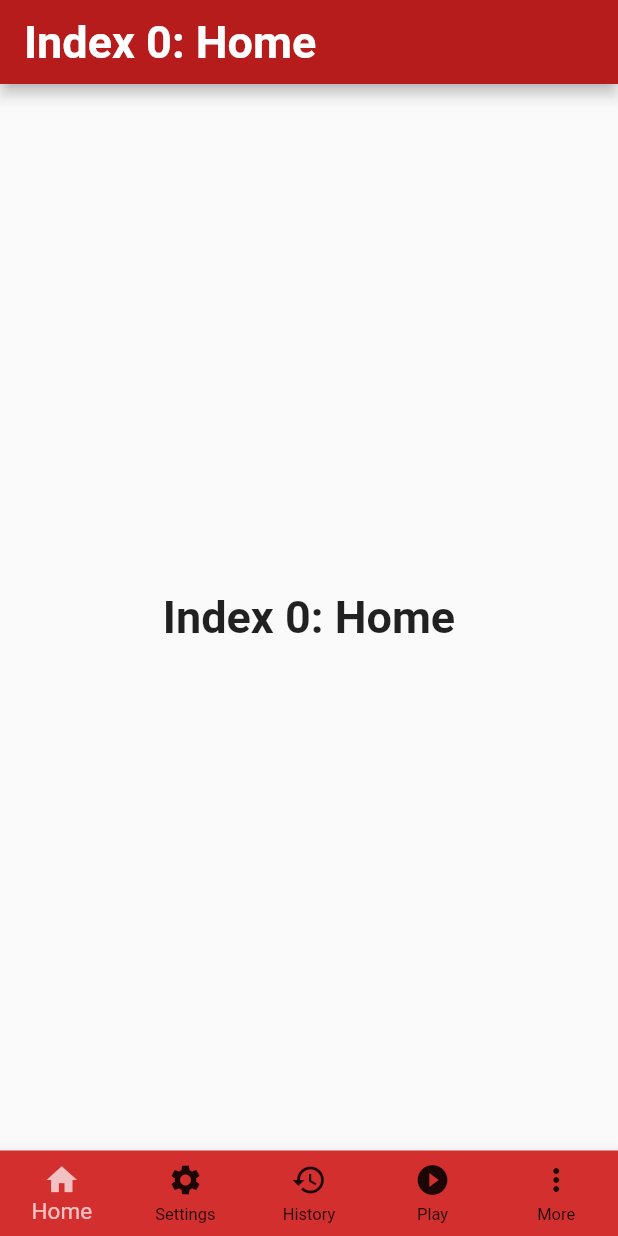
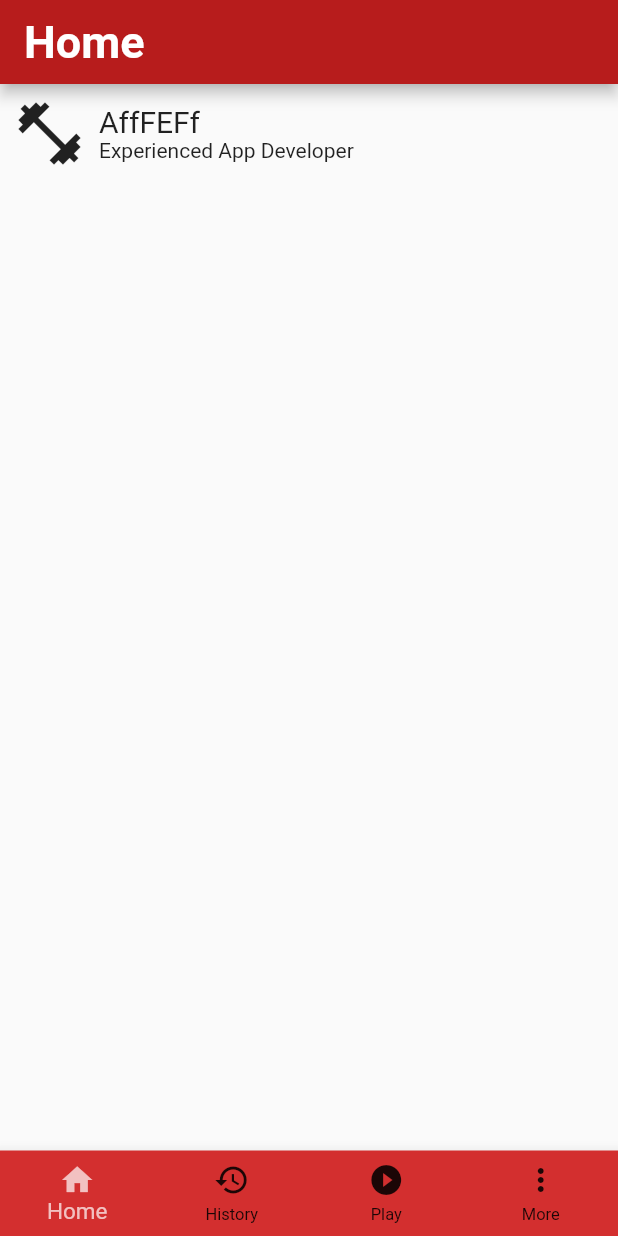
Before and after one commit to GoGoLbMoGoLb/bs_app, a Flutter app: the screen it shows after launch, on a phone screen of 412 x 824 dp. Run offline on Flutter 3.47's test engine with Material 2 defaults, Android fonts, the phone set to English and light mode, and no system bars.

Commit message:
add Pages

```diff
--- a/bs_app/lib/main.dart
+++ b/bs_app/lib/main.dart
@@ -11,16 +11,26 @@
 
 import 'package:flutter/material.dart';
 
+import 'pages/historyPage.dart';
+import 'pages/homePage.dart';
+import 'pages/morePage.dart';
+import 'pages/playPage.dart';
+
 void main() => runApp(MyApp());
 
 /// This Widget is the main application widget.
-class MyApp extends StatelessWidget {
+class MyApp extends StatefulWidget {
   static const String _title = 'Beep System';
 
   @override
+  _MyAppState createState() => _MyAppState();
+}
+
+class _MyAppState extends State<MyApp> {
+  @override
   Widget build(BuildContext context) {
     return MaterialApp(
-      title: _title,
+      title: MyApp._title,
       home: MyStatefulWidget(),
 
     );
@@ -40,27 +50,33 @@ class _MyStatefulWidgetState extends State<MyStatefulWidget> {
     TextStyle(fontSize: 30, fontWeight: FontWeight.bold);
   static const List<Widget> _widgetOptions = <Widget>[
     Text(
-      'Index 0: Home',
+      'Home',
+      style: optionStyle,
+    ),
+    /*Text(
+      'Settings',
+      style: optionStyle,
+    ),*/
+    Text(
+      'History',
       style: optionStyle,
     ),
     Text(
-      'Index 1: Settings',
+      'Play',
       style: optionStyle,
     ),
     Text(
-      'Index 2: History',
-      style: optionStyle,
-    ),
-    Text(
-      'Index 3: Play',
-      style: optionStyle,
-    ),
-    Text(
-      'Index 4: MOre',
+      'MOre',
       style: optionStyle,
     ),
   ];
-
+  final _pageOptions =[
+    HomePage(),
+    //SettingsPage(),
+    HistoryPage(),
+    PlayPage(),
+    MorePage(),
+  ];
   void _onItemTapped(int index) {
     setState(() {
       _selectedIndex = index;
@@ -76,21 +92,19 @@ class _MyStatefulWidgetState extends State<MyStatefulWidget> {
         title: _widgetOptions.elementAt(_selectedIndex),
         backgroundColor: colorBar,
       ),
-      body: Center(
-        child: _widgetOptions.elementAt(_selectedIndex),
-      ),
+      body: _pageOptions[_selectedIndex],
       bottomNavigationBar: BottomNavigationBar(
         type: BottomNavigationBarType.fixed,
         backgroundColor: color,
-        items: <BottomNavigationBarItem>[
+        items: [
           BottomNavigationBarItem(
             icon: Icon(Icons.home),
             title: Text('Home'),
           ),
-          BottomNavigationBarItem(
+          /*BottomNavigationBarItem(
             icon: Icon(Icons.settings),
             title: Text('Settings'),
-          ),
+          ),*/
           BottomNavigationBarItem(
             icon: Icon(Icons.history),
             title: Text('History'),
@@ -105,8 +119,6 @@ class _MyStatefulWidgetState extends State<MyStatefulWidget> {
           ),
         ],
         currentIndex: _selectedIndex,
-
-
         unselectedItemColor: Colors.black87,
         selectedItemColor: Colors.white70,
         unselectedFontSize: 11.0,
--- /dev/null
+++ b/bs_app/lib/pages/homePage.dart
@@ -0,0 +1,45 @@
+import 'package:flutter/material.dart';
+
+class HomePage extends StatefulWidget {
+  @override
+  _HomePageState createState() => _HomePageState();
+}
+
+class _HomePageState extends State<HomePage> {
+  @override
+  Widget build(BuildContext context) {
+    return Container(
+      child: CardBox(),
+    );
+  }
+}
+class CardBox extends StatelessWidget {
+  @override
+  Widget build(BuildContext context) {
+    return Column(
+      children: <Widget>[
+        Row(
+          children: <Widget>[
+            Padding(
+                padding: const EdgeInsets.all(8.0),
+                child: Icon(Icons.fitness_center, size: 50,),
+            ),
+            Column(
+              mainAxisSize: MainAxisSize.min,
+              crossAxisAlignment: CrossAxisAlignment.start,
+              children: <Widget>[
+                Text(
+                  'AffFEFf',
+                  style: TextStyle(fontSize: 20),),
+                Text(
+                  'Experienced App Developer',
+                ),
+              ],
+            ),
+
+          ],
+        ),
+      ],
+    );
+  }
+}
```
Also changed, not shown: bs_app/lib/pages/historyPage.dart (added, +15 -0 lines), bs_app/lib/pages/morePage.dart (added, +15 -0 lines), bs_app/lib/pages/playPage.dart (added, +15 -0 lines), bs_app/lib/pages/settingsPage.dart (added, +15 -0 lines).
